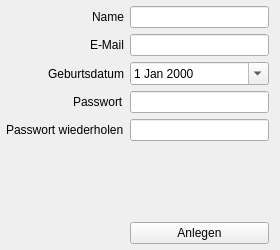
First picture: the form in firststartwindow.ui, repository Tandaradei/haushalt, before the edit.
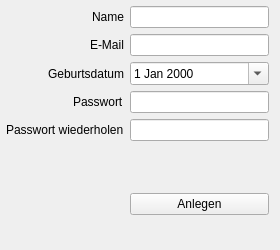
Second picture: the form after the edit. Icons and pictures are not drawn.

Commit message: added firststartwindow funktionality

Diff of the .ui file:
```diff
--- a/firststartwindow.ui
+++ b/firststartwindow.ui
@@ -67,6 +67,13 @@
        </property>
       </widget>
      </item>
+     <item row="2" column="1">
+      <widget class="QDateEdit" name="dateEdit">
+       <property name="calendarPopup">
+        <bool>true</bool>
+       </property>
+      </widget>
+     </item>
      <item row="3" column="0">
       <widget class="QLabel" name="pwLabel">
        <property name="text">
@@ -84,24 +91,6 @@
        </property>
       </widget>
      </item>
-     <item row="7" column="1">
-      <widget class="QPushButton" name="admincreateButton">
-       <property name="text">
-        <string>Anlegen</string>
-       </property>
-       <property name="icon">
-        <iconset>
-         <normaloff>resources/user.png</normaloff>resources/user.png</iconset>
-       </property>
-      </widget>
-     </item>
-     <item row="2" column="1">
-      <widget class="QDateEdit" name="dateEdit">
-       <property name="calendarPopup">
-        <bool>true</bool>
-       </property>
-      </widget>
-     </item>
      <item row="4" column="0">
       <widget class="QLabel" name="pwwdhLabel">
        <property name="text">
@@ -109,19 +98,6 @@
        </property>
       </widget>
      </item>
-     <item row="6" column="1">
-      <spacer name="verticalSpacer">
-       <property name="orientation">
-        <enum>Qt::Vertical</enum>
-       </property>
-       <property name="sizeHint" stdset="0">
-        <size>
-         <width>20</width>
-         <height>20</height>
-        </size>
-       </property>
-      </spacer>
-     </item>
      <item row="4" column="1">
       <widget class="QLineEdit" name="pwwdhField">
        <property name="echoMode">
@@ -131,8 +107,28 @@
      </item>
      <item row="5" column="1">
       <widget class="QLabel" name="erroLabel">
+       <property name="minimumSize">
+        <size>
+         <width>0</width>
+         <height>40</height>
+        </size>
+       </property>
        <property name="text">
         <string/>
+       </property>
+       <property name="wordWrap">
+        <bool>true</bool>
+       </property>
+      </widget>
+     </item>
+     <item row="6" column="1">
+      <widget class="QPushButton" name="admincreateButton">
+       <property name="text">
+        <string>Anlegen</string>
+       </property>
+       <property name="icon">
+        <iconset>
+         <normaloff>resources/user.png</normaloff>resources/user.png</iconset>
        </property>
       </widget>
      </item>
```
The commit also changes 6 other files.
